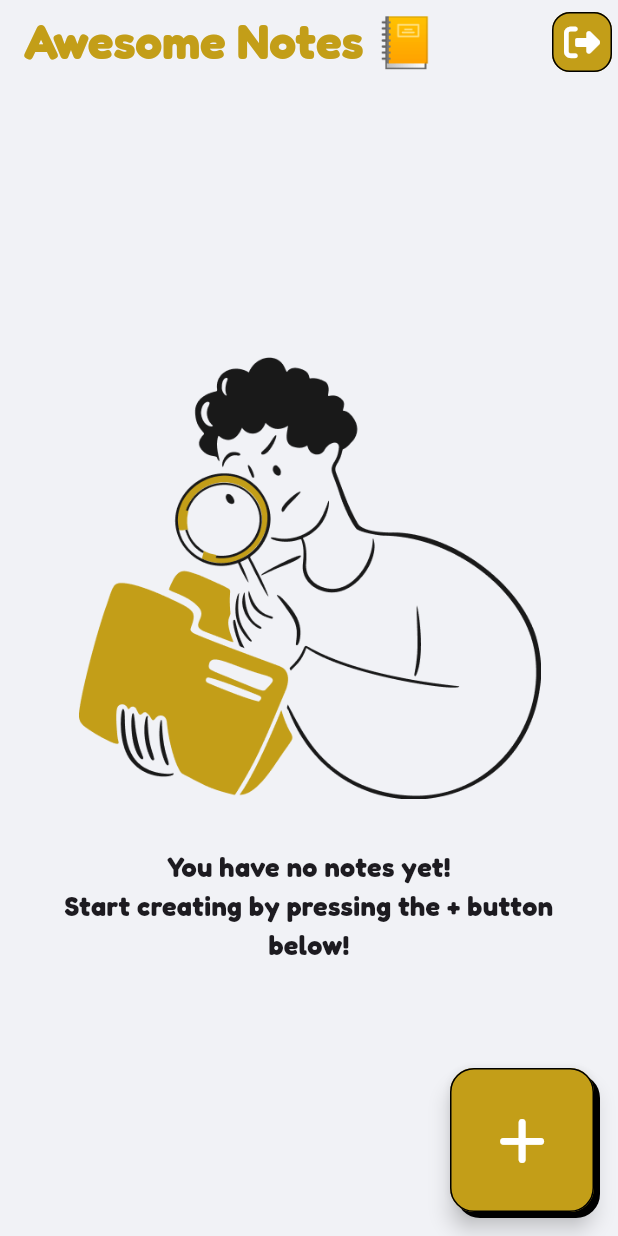
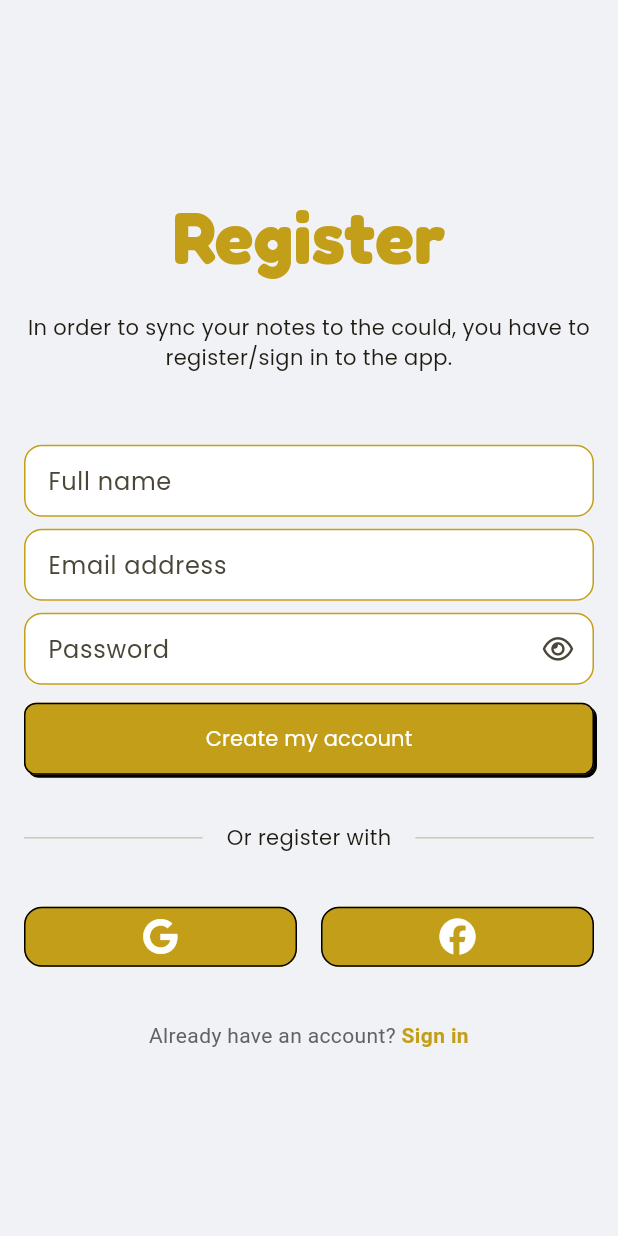
Before and after one commit to sm-sayedi/awesome_notes, a Flutter app: the screen it shows after launch, on a phone screen of 412 x 824 dp. Run offline on Flutter 3.47's test engine with Material 3 defaults, Android fonts, the phone set to English and light mode, and no system bars; our stand-ins replace firebase_core, font_awesome_flutter; missing offline and left inert: flutter_quill; accounts and stored records are empty.

Commit message:
registration page addded

```diff
--- /dev/null
+++ b/lib/change_notifiers/registration_controller.dart
@@ -0,0 +1,17 @@
+import 'package:flutter/material.dart';
+
+class RegistrationController extends ChangeNotifier {
+  bool _isRegisterMode = true;
+  bool get isRegisterMode => _isRegisterMode;
+  set isRegisterMode(bool value) {
+    _isRegisterMode = value;
+    notifyListeners();
+  }
+
+  bool _isPasswordHidden = true;
+  bool get isPasswordHidden => _isPasswordHidden;
+  set isPasswordHidden(bool value) {
+    _isPasswordHidden = value;
+    notifyListeners();
+  }
+}
--- /dev/null
+++ b/lib/core/validator.dart
@@ -0,0 +1,57 @@
+class Validator {
+  Validator._();
+
+  static String? nameValidator(String? name) {
+    name = name?.trim() ?? '';
+
+    return name.isEmpty ? 'No name provided!' : null;
+  }
+
+  static const String _emailPattern =
+      r"(?:[a-z0-9!#$%&'*+/=?^_`{|}~-]+(?:\.[a-z0-9!#$%&'"
+      r'*+/=?^_`{|}~-]+)*|"(?:[\x01-\x08\x0b\x0c\x0e-\x1f\x21\x23-\x5b\x5d-'
+      r'\x7f]|\\[\x01-\x09\x0b\x0c\x0e-\x7f])*")@(?:(?:[a-z0-9](?:[a-z0-9-]*'
+      r'[a-z0-9])?\.)+[a-z0-9](?:[a-z0-9-]*[a-z0-9])?|\[(?:(?:(2(5[0-5]|[0-4]'
+      r'[0-9])|1[0-9][0-9]|[1-9]?[0-9]))\.){3}(?:(2(5[0-5]|[0-4][0-9])|1[0-9]'
+      r'[0-9]|[1-9]?[0-9])|[a-z0-9-]*[a-z0-9]:(?:[\x01-\x08\x0b\x0c\x0e-\x1f\'
+      r'x21-\x5a\x53-\x7f]|\\[\x01-\x09\x0b\x0c\x0e-\x7f])+)\])';
+
+  static String? emailValidator(String? email) {
+    email = email?.trim() ?? '';
+
+    return email.isEmpty
+        ? 'No email provided!'
+        : !RegExp(_emailPattern).hasMatch(email)
+            ? 'Email is not in a valid format!'
+            : null;
+  }
+
+  static String? passwordValidator(String? password) {
+    password = password ?? '';
+
+    String errorMessage = '';
+    if (password.isEmpty) {
+      errorMessage = 'No password provided!';
+    } else {
+      if (password.length < 6) {
+        errorMessage = 'Password must be at least 6 characters long!';
+      }
+
+      if (!password.contains(RegExp(r'[a-z]'))) {
+        errorMessage =
+            '$errorMessage\nPassowrd must contain at least one lowercase letter';
+      }
+
+      if (!password.contains(RegExp(r'[A-Z]'))) {
+        errorMessage =
+            '$errorMessage\nPassowrd must contain at least one uppercase letter';
+      }
+
+      if (!password.contains(RegExp(r'[0-9]'))) {
+        errorMessage =
+            '$errorMessage\nPassowrd must contain at least one number';
+      }
+    }
+    return errorMessage.isNotEmpty ? errorMessage.trim() : null;
+  }
+}
--- a/lib/main.dart
+++ b/lib/main.dart
@@ -1,3 +1,4 @@
+import 'package:awesome_notes/change_notifiers/registration_controller.dart';
 import 'package:firebase_core/firebase_core.dart';
 import 'package:flutter/material.dart';
 import 'package:provider/provider.dart';
@@ -6,6 +7,7 @@ import 'change_notifiers/notes_provider.dart';
 import 'core/constants.dart';
 import 'firebase_options.dart';
 import 'pages/main_page.dart';
+import 'pages/registration_page.dart';
 
 Future<void> main() async {
   WidgetsFlutterBinding.ensureInitialized();
@@ -21,12 +23,15 @@ class MyApp extends StatelessWidget {
 
   @override
   Widget build(BuildContext context) {
-    return ChangeNotifierProvider(
-      create: (context) => NotesProvider(),
+    return MultiProvider(
+      providers: [
+        ChangeNotifierProvider(create: (context) => NotesProvider()),
+        ChangeNotifierProvider(create: (context) => RegistrationController()),
+      ],
       child: MaterialApp(
         title: 'Awesome Notes',
         theme: ThemeData(
-          colorScheme: ColorScheme.fromSeed(seedColor: Colors.deepPurple),
+          colorScheme: ColorScheme.fromSeed(seedColor: primary),
           useMaterial3: true,
           fontFamily: 'Poppins',
           scaffoldBackgroundColor: background,
@@ -40,7 +45,7 @@ class MyApp extends StatelessWidget {
                 ),
               ),
         ),
-        home: const MainPage(),
+        home: const RegistrationPage(),
       ),
     );
   }
--- /dev/null
+++ b/lib/pages/registration_page.dart
@@ -0,0 +1,213 @@
+import 'package:flutter/gestures.dart';
+import 'package:flutter/material.dart';
+import 'package:font_awesome_flutter/font_awesome_flutter.dart';
+import 'package:provider/provider.dart';
+
+import '../change_notifiers/registration_controller.dart';
+import '../core/constants.dart';
+import '../core/validator.dart';
+import '../widgets/note_button.dart';
+import '../widgets/note_form_field.dart';
+import '../widgets/note_icon_button_outlined.dart';
+
+class RegistrationPage extends StatefulWidget {
+  const RegistrationPage({super.key});
+
+  @override
+  State<RegistrationPage> createState() => _RegistrationPageState();
+}
+
+class _RegistrationPageState extends State<RegistrationPage> {
+  late final RegistrationController registrationController;
+
+  late final TextEditingController nameController;
+  late final TextEditingController emailController;
+  late final TextEditingController passwordController;
+
+  late final GlobalKey<FormState> formKey;
+
+  @override
+  void initState() {
+    super.initState();
+
+    registrationController = context.read();
+
+    nameController = TextEditingController();
+    emailController = TextEditingController();
+    passwordController = TextEditingController();
+
+    formKey = GlobalKey();
+  }
+
+  @override
+  void dispose() {
+    nameController.dispose();
+    emailController.dispose();
+    passwordController.dispose();
+    super.dispose();
+  }
+
+  @override
+  Widget build(BuildContext context) {
+    return Scaffold(
+      body: SafeArea(
+        child: Padding(
+          padding: const EdgeInsets.all(16.0),
+          child: Center(
+            child: SingleChildScrollView(
+              child: Selector<RegistrationController, bool>(
+                selector: (_, controller) => controller.isRegisterMode,
+                builder: (_, isRegisterMode, __) => Form(
+                  key: formKey,
+                  child: Column(
+                    mainAxisAlignment: MainAxisAlignment.center,
+                    crossAxisAlignment: CrossAxisAlignment.stretch,
+                    children: [
+                      Text(
+                        isRegisterMode ? 'Register' : 'Sign In',
+                        textAlign: TextAlign.center,
+                        style: const TextStyle(
+                          fontSize: 48,
+                          fontFamily: 'Fredoka',
+                          fontWeight: FontWeight.w600,
+                          color: primary,
+                        ),
+                      ),
+                      const SizedBox(height: 16),
+                      const Text(
+                        'In order to sync your notes to the could, you have to register/sign in to the app.',
+                        textAlign: TextAlign.center,
+                      ),
+                      const SizedBox(height: 48),
+                      if (isRegisterMode) ...[
+                        NoteFormField(
+                          controller: nameController,
+                          labelText: 'Full name',
+                          fillColor: white,
+                          filled: true,
+                          textCapitalization: TextCapitalization.sentences,
+                          textInputAction: TextInputAction.next,
+                          validator: Validator.nameValidator,
+                        ),
+                        const SizedBox(height: 8),
+                      ],
+                      NoteFormField(
+                        controller: emailController,
+                        labelText: 'Email address',
+                        fillColor: white,
+                        filled: true,
+                        keyboardType: TextInputType.emailAddress,
+                        textInputAction: TextInputAction.next,
+                        validator: Validator.emailValidator,
+                      ),
+                      const SizedBox(height: 8),
+                      Selector<RegistrationController, bool>(
+                        selector: (_, controller) =>
+                            controller.isPasswordHidden,
+                        builder: (_, isPasswordHidden, __) => NoteFormField(
+                          controller: passwordController,
+                          labelText: 'Password',
+                          fillColor: white,
+                          filled: true,
+                          obscureText: isPasswordHidden,
+                          suffixIcon: GestureDetector(
+                            onTap: () {
+                              registrationController.isPasswordHidden =
+                                  !isPasswordHidden;
+                            },
+                            child: Icon(isPasswordHidden
+                                ? FontAwesomeIcons.eye
+                                : FontAwesomeIcons.eyeSlash),
+                          ),
+                          validator: Validator.passwordValidator,
+                        ),
+                      ),
+                      const SizedBox(height: 12),
+                      if (!isRegisterMode) ...[
+                        const Text(
+                          'Forgot password?',
+                          style: TextStyle(
+                            color: primary,
+                            fontWeight: FontWeight.bold,
+                          ),
+                        ),
+                        const SizedBox(height: 24),
+                      ],
+                      SizedBox(
+                        height: 48,
+                        child: NoteButton(
+                          label: isRegisterMode
+                              ? 'Create my account'
+                              : 'Log me in',
+                          onPressed: () {
+                            formKey.currentState?.validate();
+                          },
+                        ),
+                      ),
+                      const SizedBox(height: 32),
+                      Row(
+                        children: [
+                          const Expanded(child: Divider()),
+                          Padding(
+                            padding:
+                                const EdgeInsets.symmetric(horizontal: 16.0),
+                            child: Text(isRegisterMode
+                                ? 'Or register with'
+                                : 'Or sign in with'),
+                          ),
+                          const Expanded(child: Divider()),
+                        ],
+                      ),
+                      const SizedBox(height: 32),
+                      Row(
+                        children: [
+                          Expanded(
+                            child: NoteIconButtonOutlined(
+                              icon: FontAwesomeIcons.google,
+                              onPressed: () {},
+                            ),
+                          ),
+                          const SizedBox(width: 16),
+                          Expanded(
+                            child: NoteIconButtonOutlined(
+                              icon: FontAwesomeIcons.facebook,
+                              onPressed: () {},
+                            ),
+                          ),
+                        ],
+                      ),
+                      const SizedBox(height: 32),
+                      Text.rich(
+                        TextSpan(
+                          text: isRegisterMode
+                              ? 'Already have an account? '
+                              : 'Don\'t have an account? ',
+                          style: const TextStyle(color: gray700),
+                          children: [
+                            TextSpan(
+                              text: isRegisterMode ? 'Sign in' : 'Register',
+                              style: const TextStyle(
+                                color: primary,
+                                fontWeight: FontWeight.bold,
+                              ),
+                              recognizer: TapGestureRecognizer()
+                                ..onTap = () {
+                                  registrationController.isRegisterMode =
+                                      !isRegisterMode;
+                                },
+                            ),
+                          ],
+                        ),
+                        textAlign: TextAlign.center,
+                      ),
+                    ],
+                  ),
+                ),
+              ),
+            ),
+          ),
+        ),
+      ),
+    );
+  }
+}
--- a/lib/widgets/new_tag_dialog.dart
+++ b/lib/widgets/new_tag_dialog.dart
@@ -1,7 +1,7 @@
 import 'package:flutter/material.dart';
 
-import '../core/constants.dart';
 import 'note_button.dart';
+import 'note_form_field.dart';
 
 class NewTagDialog extends StatefulWidget {
   const NewTagDialog({
@@ -49,34 +49,10 @@ class _NewTagDialogState extends State<NewTagDialog> {
           textAlign: TextAlign.left,
         ),
         const SizedBox(height: 24),
-        TextFormField(
+        NoteFormField(
           key: tagKey,
           controller: tagController,
-          autofocus: true,
-          decoration: InputDecoration(
-            hintText: 'Add tag (< 16 characters)',
-            contentPadding: const EdgeInsets.symmetric(
-              horizontal: 12,
-              vertical: 12,
-            ),
-            isDense: true,
-            enabledBorder: OutlineInputBorder(
-              borderRadius: BorderRadius.circular(12),
-              borderSide: const BorderSide(color: primary),
-            ),
-            focusedBorder: OutlineInputBorder(
-              borderRadius: BorderRadius.circular(12),
-              borderSide: const BorderSide(color: primary),
-            ),
-            errorBorder: OutlineInputBorder(
-              borderRadius: BorderRadius.circular(12),
-              borderSide: const BorderSide(color: Colors.red),
-            ),
-            focusedErrorBorder: OutlineInputBorder(
-              borderRadius: BorderRadius.circular(12),
-              borderSide: const BorderSide(color: Colors.red),
-            ),
-          ),
+          hintText: 'Add tag (< 16 characters)',
           validator: (value) {
             if (value!.trim().isEmpty) {
               return 'No tags added';
@@ -88,6 +64,7 @@ class _NewTagDialogState extends State<NewTagDialog> {
           onChanged: (newValue) {
             tagKey.currentState?.validate();
           },
+          autofocus: true,
         ),
         const SizedBox(height: 24),
         NoteButton(
--- /dev/null
+++ b/lib/widgets/note_form_field.dart
@@ -0,0 +1,79 @@
+import 'package:flutter/material.dart';
+
+import '../core/constants.dart';
+
+class NoteFormField extends StatelessWidget {
+  const NoteFormField({
+    super.key,
+    this.controller,
+    this.hintText,
+    this.labelText,
+    this.validator,
+    this.onChanged,
+    this.autofocus = false,
+    this.filled,
+    this.fillColor,
+    this.suffixIcon,
+    this.obscureText = false,
+    this.textCapitalization = TextCapitalization.none,
+    this.textInputAction,
+    this.keyboardType,
+  });
+
+  final TextEditingController? controller;
+  final String? hintText;
+  final String? Function(String?)? validator;
+  final void Function(String)? onChanged;
+  final bool autofocus;
+  final bool? filled;
+  final Color? fillColor;
+  final String? labelText;
+  final Widget? suffixIcon;
+  final bool obscureText;
+  final TextCapitalization textCapitalization;
+  final TextInputAction? textInputAction;
+  final TextInputType? keyboardType;
+
+  @override
+  Widget build(BuildContext context) {
+    return TextFormField(
+      key: key,
+      controller: controller,
+      autofocus: autofocus,
+      decoration: InputDecoration(
+        hintText: hintText,
+        labelText: labelText,
+        contentPadding: const EdgeInsets.symmetric(
+          horizontal: 12,
+          vertical: 12,
+        ),
+        isDense: true,
+        filled: filled,
+        fillColor: fillColor,
+        suffixIcon: suffixIcon,
+        enabledBorder: OutlineInputBorder(
+          borderRadius: BorderRadius.circular(12),
+          borderSide: const BorderSide(color: primary),
+        ),
+        focusedBorder: OutlineInputBorder(
+          borderRadius: BorderRadius.circular(12),
+          borderSide: const BorderSide(color: primary),
+        ),
+        errorBorder: OutlineInputBorder(
+          borderRadius: BorderRadius.circular(12),
+          borderSide: const BorderSide(color: Colors.red),
+        ),
+        focusedErrorBorder: OutlineInputBorder(
+          borderRadius: BorderRadius.circular(12),
+          borderSide: const BorderSide(color: Colors.red),
+        ),
+      ),
+      validator: validator,
+      onChanged: onChanged,
+      obscureText: obscureText,
+      textCapitalization: textCapitalization,
+      textInputAction: textInputAction,
+      keyboardType: keyboardType,
+    );
+  }
+}
```
